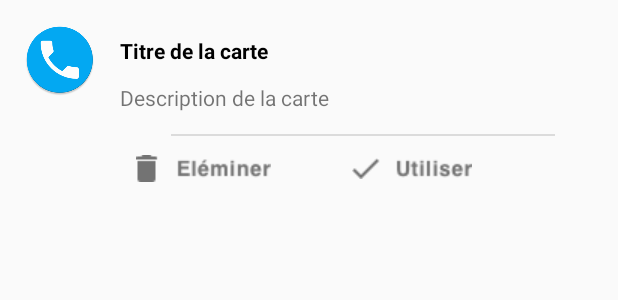
After one commit to WassimRekik/UsageTracker, an Android app: the layout list_item_card_offre.xml on its own in the app's theme, with its tools: preview values and no code run, on a phone screen of 412 x 824 dp. The commit adds this screen. Shown: the top 300 px of the screen. Run offline under Robolectric (Android 15) with nearby library versions, the phone set to English and light mode, and no system bars.

Commit message:
commit 02_04_2018

```diff
--- a/app/src/main/java/tn/insat/wassimrekik/usagetracker/ListUtils/ListItem.java
+++ b/app/src/main/java/tn/insat/wassimrekik/usagetracker/ListUtils/List_card_offre/ListItem_card_offre.java
@@ -1,15 +1,15 @@
-package tn.insat.wassimrekik.usagetracker.ListUtils;
+package tn.insat.wassimrekik.usagetracker.ListUtils.List_card_offre;
 
 /**
  * Created by wassimrekik on 27/03/2018.
  */
 
-public class ListItem {
+public class ListItem_card_offre {
     private String Title;
     private String Description;
     private int Image;
 
-    public ListItem(String n, String description, int image) {
+    public ListItem_card_offre(String n, String description, int image) {
         Title = n;
         Description = description;
         Image = image;
--- /dev/null
+++ b/app/src/main/res/layout/list_item_card_offre.xml
@@ -0,0 +1,75 @@
+<?xml version="1.0" encoding="utf-8"?>
+<android.support.constraint.ConstraintLayout xmlns:android="http://schemas.android.com/apk/res/android"
+    xmlns:app="http://schemas.android.com/apk/res-auto"
+    xmlns:tools="http://schemas.android.com/tools"
+    android:orientation="vertical" android:layout_width="match_parent"
+    android:layout_height="match_parent">
+
+    <ImageView
+        android:id="@+id/imageView_card_offre_item"
+        android:layout_width="wrap_content"
+        android:layout_height="wrap_content"
+        android:layout_marginStart="16dp"
+        android:layout_marginTop="16dp"
+        app:layout_constraintStart_toStartOf="parent"
+        app:layout_constraintTop_toTopOf="parent"
+        app:srcCompat="@mipmap/ic_call" />
+
+    <TextView
+        android:id="@+id/textView_title_card_offre"
+        android:layout_width="wrap_content"
+        android:layout_height="23dp"
+        android:layout_marginStart="16dp"
+        android:layout_marginTop="8dp"
+        android:text="Titre de la carte"
+        android:textColor="@android:color/black"
+        android:textStyle="bold"
+        app:layout_constraintStart_toEndOf="@+id/imageView_card_offre_item"
+        app:layout_constraintTop_toTopOf="@+id/imageView_card_offre_item" />
+
+    <TextView
+        android:id="@+id/textView14"
+        android:layout_width="0dp"
+        android:layout_height="wrap_content"
+        android:layout_marginEnd="8dp"
+        android:layout_marginStart="16dp"
+        android:layout_marginTop="8dp"
+        android:text="Description de la carte "
+        app:layout_constraintEnd_toEndOf="parent"
+        app:layout_constraintStart_toEndOf="@+id/imageView_card_offre_item"
+        app:layout_constraintTop_toBottomOf="@+id/textView_title_card_offre" />
+
+    <ImageView
+        android:id="@+id/imageView6"
+        android:layout_width="0dp"
+        android:layout_height="wrap_content"
+        android:layout_marginEnd="8dp"
+        app:layout_constraintBottom_toTopOf="@+id/button_utiliser_card_offre"
+        app:layout_constraintEnd_toEndOf="parent"
+        app:layout_constraintStart_toStartOf="@+id/Button_eleminer_card_offre"
+        app:srcCompat="@drawable/divider" />
+
+    <ImageButton
+        android:id="@+id/Button_eleminer_card_offre"
+        style="@android:style/Widget.ImageButton"
+        android:layout_width="wrap_content"
+        android:layout_height="wrap_content"
+        android:layout_marginStart="16dp"
+        android:layout_marginTop="16dp"
+        android:backgroundTint="?android:attr/colorBackground"
+        app:layout_constraintStart_toEndOf="@+id/imageView_card_offre_item"
+        app:layout_constraintTop_toBottomOf="@+id/textView14"
+        app:srcCompat="@drawable/Eleminer" />
+
+    <ImageButton
+        android:id="@+id/button_utiliser_card_offre"
+        style="@android:style/Widget.ImageButton"
+        android:layout_width="wrap_content"
+        android:layout_height="wrap_content"
+        android:layout_marginStart="32dp"
+        android:layout_marginTop="16dp"
+        android:backgroundTint="?android:attr/colorBackground"
+        app:layout_constraintStart_toEndOf="@+id/Button_eleminer_card_offre"
+        app:layout_constraintTop_toBottomOf="@+id/textView14"
+        app:srcCompat="@drawable/Utiliser" />
+</android.support.constraint.ConstraintLayout>
--- a/app/src/main/res/layout/nav_header_home.xml
+++ b/app/src/main/res/layout/nav_header_home.xml
@@ -22,13 +22,13 @@
         android:layout_width="match_parent"
         android:layout_height="wrap_content"
         android:paddingTop="@dimen/nav_header_vertical_spacing"
-        android:text="Android Studio"
+        android:text="Opérarteur"
         android:textAppearance="@style/TextAppearance.AppCompat.Body1" />
 
     <TextView
         android:id="@+id/textView"
         android:layout_width="wrap_content"
         android:layout_height="wrap_content"
-        android:text="android.studio@android.com" />
+        android:text="Orange Tunisie" />
 
 </LinearLayout>
```
Also changed, not shown: app/src/main/res/drawable/Eleminer.png (added), app/src/main/res/drawable/Utiliser.png (added), app/src/main/res/drawable/divider.png (added).
